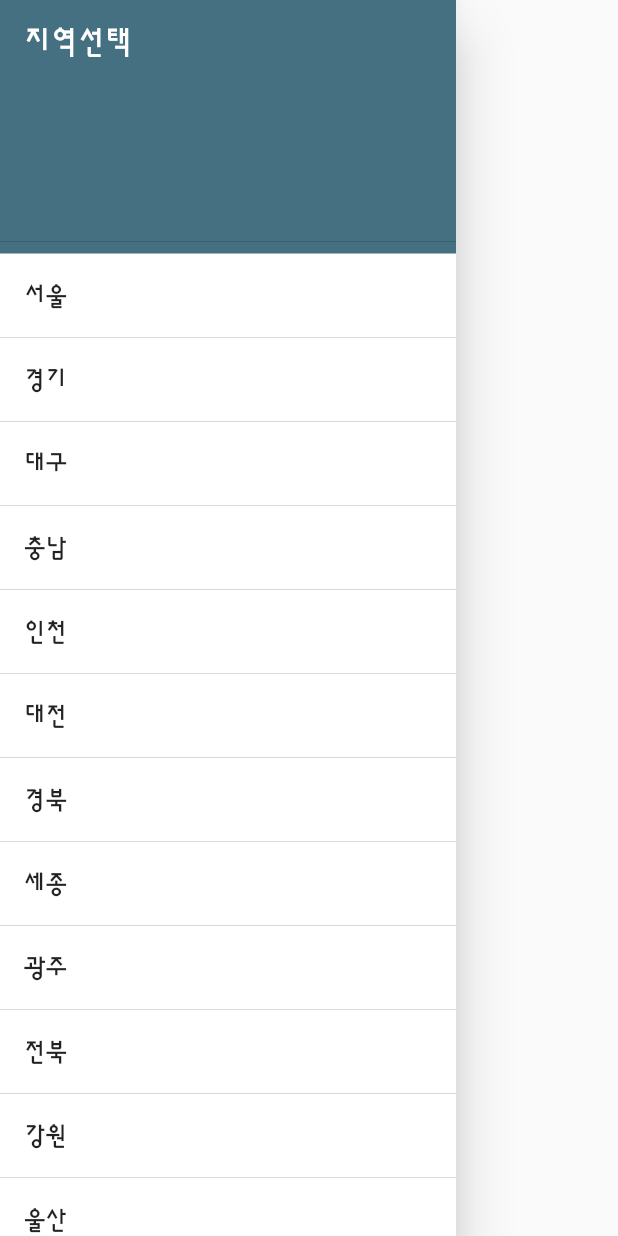
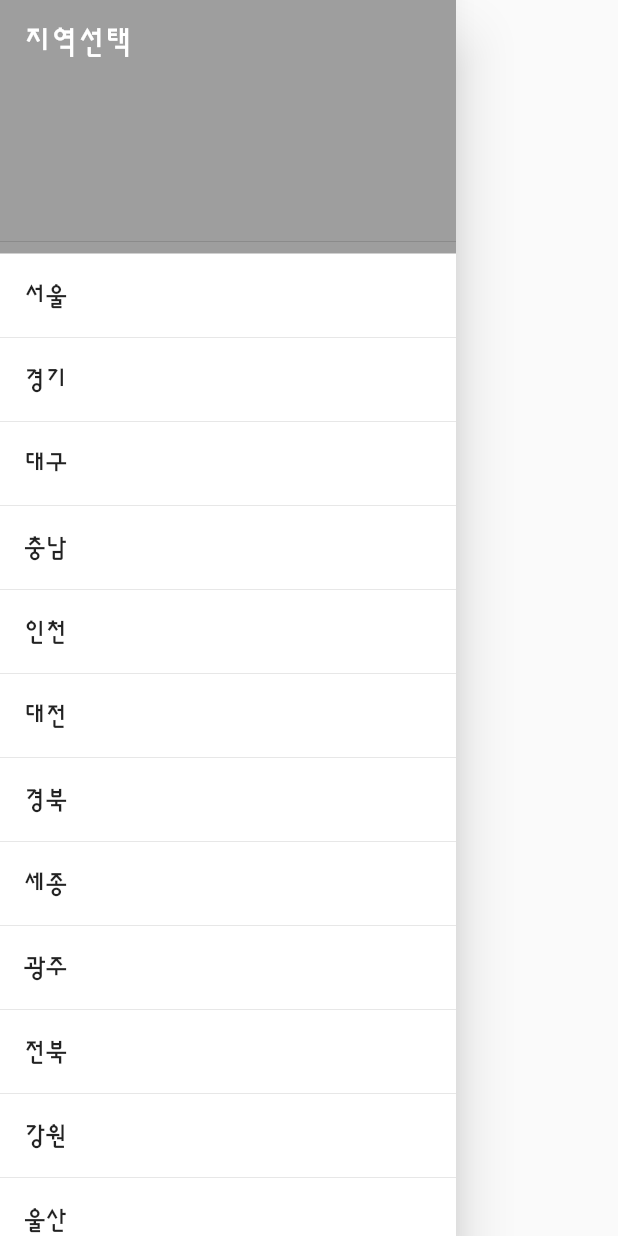
Before and after one commit to kangsudal/dusty, a Flutter app: the MainDrawer widget shown alone on an empty page, opened directly with empty values, on a phone screen of 412 x 824 dp. Run offline on Flutter 3.47's test engine with Material 2 defaults, Android fonts, the phone set to English and light mode, and no system bars; our stand-ins replace dio, flutter_dotenv; network calls fail.

Commit message:
스티일링마무리하기-MainDrawer

```diff
--- a/lib/component/main_card.dart
+++ b/lib/component/main_card.dart
@@ -17,7 +17,7 @@ class MainCard extends StatelessWidget {
       shape: RoundedRectangleBorder(
         borderRadius: BorderRadius.all(Radius.circular(16)),
       ),
-      color: lightColor,
+      color: backgroundColor,
       child: child,
     );
   }
--- a/lib/component/main_drawer.dart
+++ b/lib/component/main_drawer.dart
@@ -7,9 +7,15 @@ typedef OnRegionTap = void Function(String region);
 class MainDrawer extends StatelessWidget {
   final OnRegionTap onRegionTap;
   final String selectedRegion;
-  const MainDrawer(
-      {required this.onRegionTap, required this.selectedRegion, Key? key})
-      : super(key: key);
+  final Color darkColor;
+  final Color lightColor;
+  const MainDrawer({
+    required this.onRegionTap,
+    required this.selectedRegion,
+    required this.darkColor,
+    required this.lightColor,
+    Key? key,
+  }) : super(key: key);
 
   @override
   Widget build(BuildContext context) {
--- a/lib/const/colors.dart
+++ b/lib/const/colors.dart
@@ -1,5 +1,5 @@
 import 'package:flutter/material.dart';
 
-const primaryColor = Color(0xFF75C7DB);
-const darkColor = Color(0xFF447082);
-const lightColor = Color(0xFFC2F0FD);
+// const primaryColor = Color(0xFF75C7DB);
+// const darkColor = Color(0xFF447082);
+// const lightColor = Color(0xFFC2F0FD);
```
Also changed, not shown: lib/screen/home_screen.dart (+24 -17 lines).
